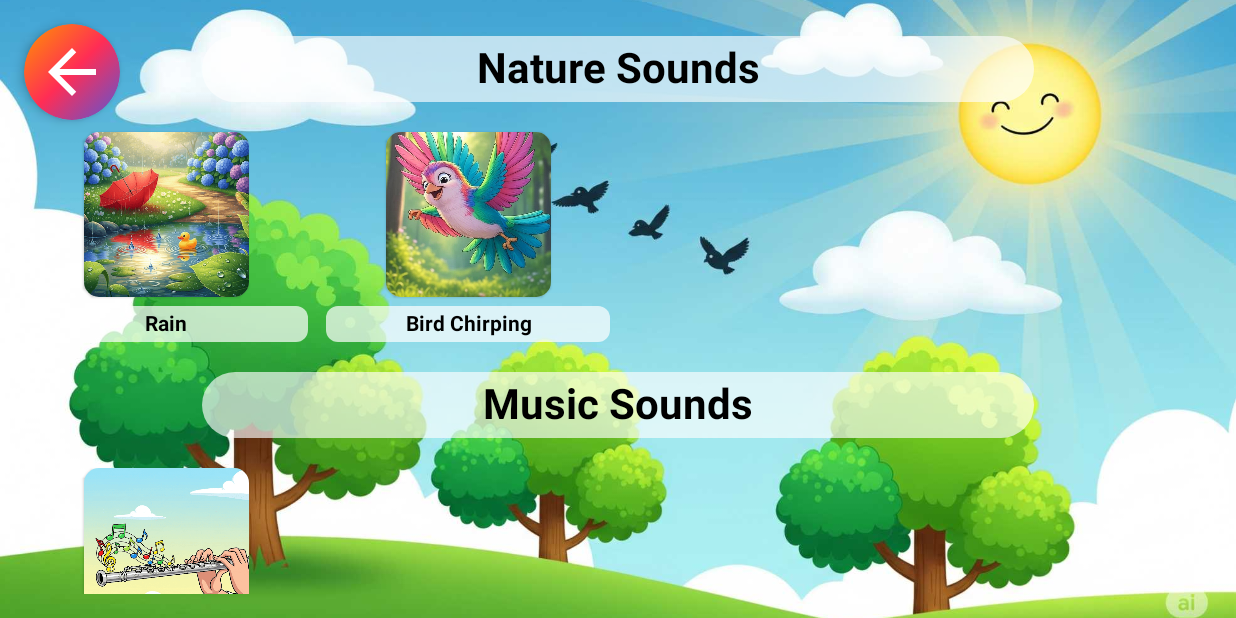
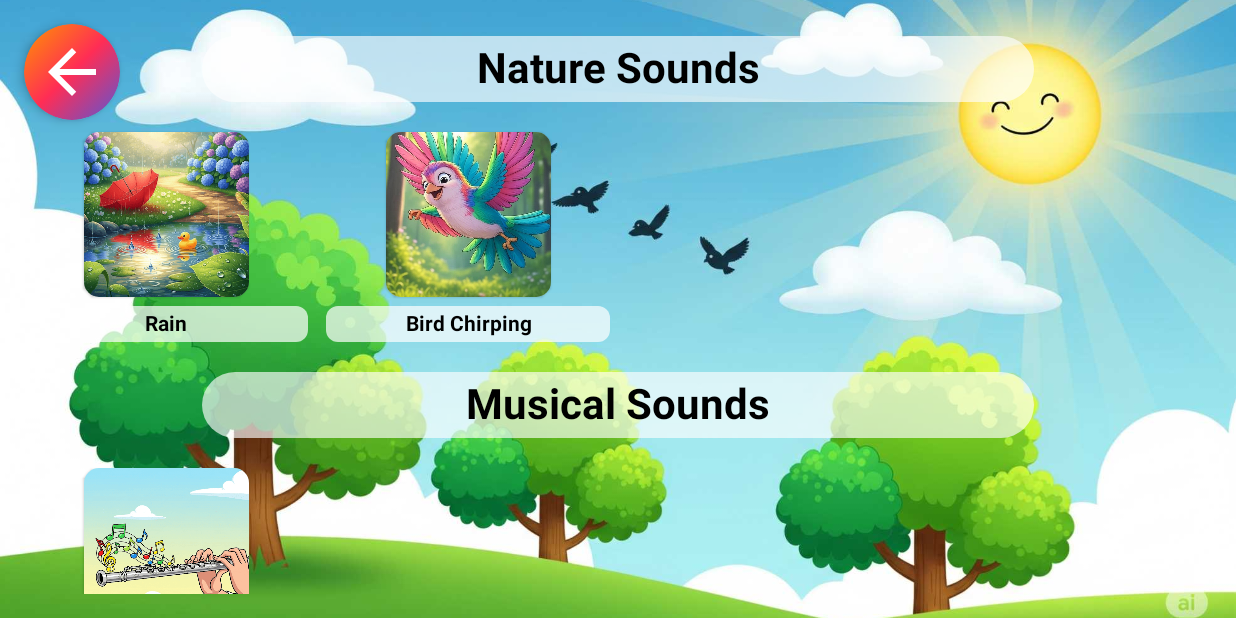
Before and after one commit to sarbajitsaha/Hackathon-MD, an Android app built with Jetpack Compose: the composable CalmAudioScreen shown on its own in the app's theme, on a phone screen of 824 x 412 dp (held sideways). Run offline under Robolectric (Android 15) with nearby library versions, the phone set to English and light mode, and no system bars.

```diff
--- a/app/src/main/res/values/strings.xml
+++ b/app/src/main/res/values/strings.xml
@@ -59,7 +59,7 @@
 
         <!-- Calm Audio Screen Category Headers -->
         <string name="category_nature_sounds">Nature Sounds</string>
-        <string name="category_music_sounds">Music Sounds</string>
+        <string name="category_music_sounds">Musical Sounds</string>
 
         <!-- Nature Sound Items -->
         <string name="sound_rain">Rain</string>
```
Also changed, not shown: 2 other files.
